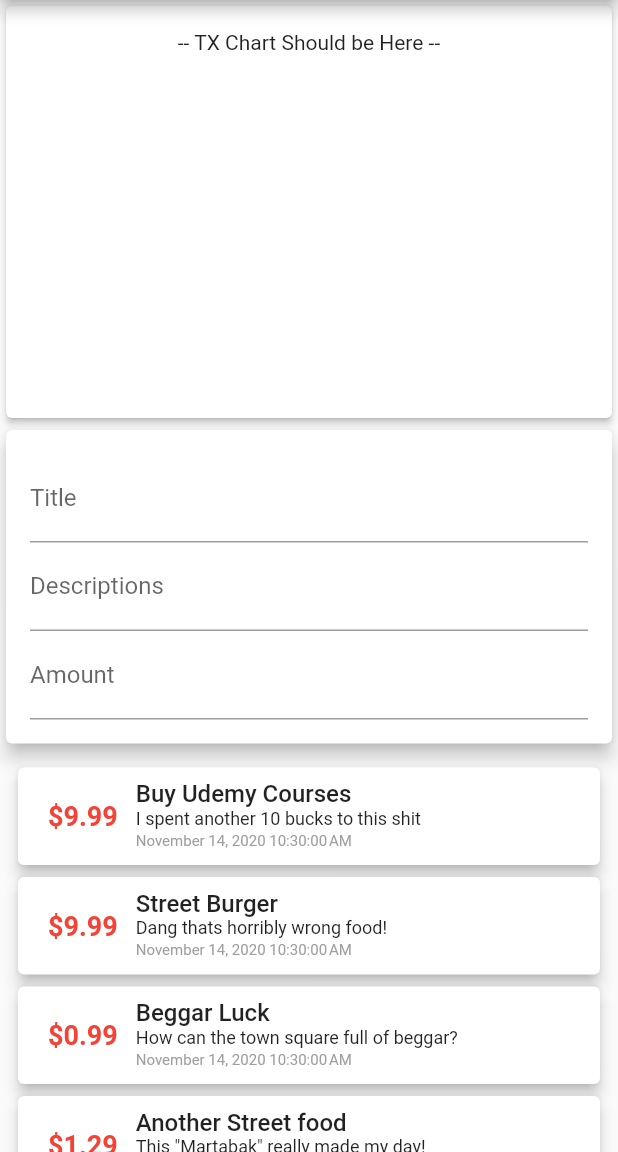
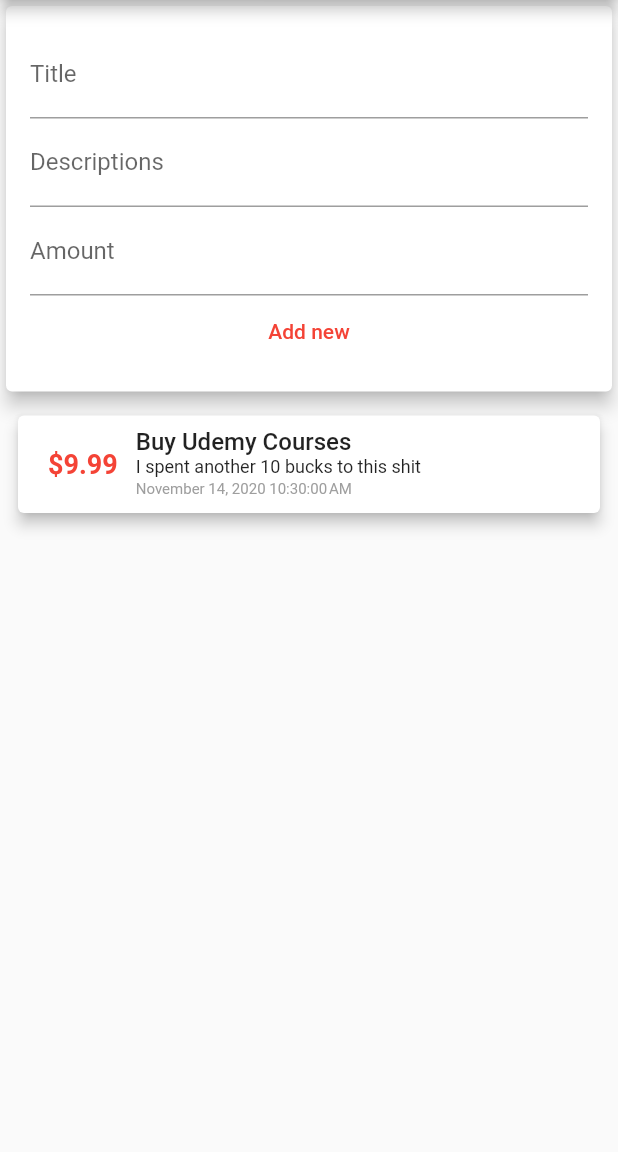
Before and after one commit to resqiar/How-Much-You-Spent-, a Flutter app: the screen it shows after launch, on a phone screen of 412 x 824 dp, the part 84-1236 px from its top. Run offline on Flutter 3.47's test engine with Material 2 defaults, Android fonts, the phone set to English and light mode, and no system bars.

Commit message:
Add New TX now available

```diff
--- a/lib/Container/TxHistoryManager.dart
+++ b/lib/Container/TxHistoryManager.dart
@@ -12,47 +12,61 @@ class _TxHistoryManagerState extends State<TxHistoryManager> {
   // DUMMY DATA
   final List<Transaction> _txHistory = [
     Transaction(
-      id: '89asdwz1Xz',
+      id: UniqueKey().toString(),
       title: 'Buy Udemy Courses',
       desc: 'I spent another 10 bucks to this shit',
       amount: 9.99,
       time: DateTime.now(),
     ),
-    Transaction(
-      id: '89asdwz1Xz',
-      title: 'Street Burger',
-      desc: 'Dang thats horribly wrong food!',
-      amount: 9.99,
-      time: DateTime.now(),
-    ),
-    Transaction(
-      id: '89asdwz1Xz',
-      title: 'Beggar Luck',
-      desc: 'How can the town square full of beggar?',
-      amount: 0.99,
-      time: DateTime.now(),
-    ),
-    Transaction(
-      id: '89asdwz1Xz',
-      title: 'Another Street food',
-      desc: 'This "Martabak" really made my day!',
-      amount: 1.29,
-      time: DateTime.now(),
-    ),
-    Transaction(
-      id: '89asdwz1Xz',
-      title: 'Indonesian "UBER"',
-      desc: 'Their green jacket looks awesome!',
-      amount: 1.69,
-      time: DateTime.now(),
-    ),
+    // Transaction(
+    //   id: UniqueKey().toString(),
+    //   title: 'Street Burger',
+    //   desc: 'Dang thats horribly wrong food!',
+    //   amount: 9.99,
+    //   time: DateTime.now(),
+    // ),
+    // Transaction(
+    //   id: UniqueKey().toString(),
+    //   title: 'Beggar Luck',
+    //   desc: 'How can the town square full of beggar?',
+    //   amount: 0.99,
+    //   time: DateTime.now(),
+    // ),
+    // Transaction(
+    //   id: UniqueKey().toString(),
+    //   title: 'Another Street food',
+    //   desc: 'This "Martabak" really made my day!',
+    //   amount: 1.29,
+    //   time: DateTime.now(),
+    // ),
+    // Transaction(
+    //   id: UniqueKey().toString(),
+    //   title: 'Indonesian "UBER"',
+    //   desc: 'Their green jacket looks awesome!',
+    //   amount: 1.69,
+    //   time: DateTime.now(),
+    // ),
   ]; // initiate dummy arrays
+
+  /// ! Method to save user data.
+  void _addNewTx(String txTitle, String txDesc, double txAmount) {
+    final newTx = Transaction(
+        id: UniqueKey().toString(),
+        title: txTitle,
+        desc: txDesc,
+        amount: txAmount,
+        time: DateTime.now());
+
+    setState(() {
+      _txHistory.add(newTx);
+    });
+  }
 
   @override
   Widget build(BuildContext context) {
     return Column(
       children: [
-        TxNew(),
+        TxNew(_addNewTx),
         TxList(_txHistory),
       ],
     );
--- a/lib/main.dart
+++ b/lib/main.dart
@@ -27,7 +27,7 @@ class HomePage extends StatelessWidget {
         ),
         body: Column(
           children: <Widget>[
-            TxChart(),
+            //TxChart(),
             TxHistoryManager(), // Manager to maintain History widget
           ],
         ));
--- a/lib/widgets/TxNew.dart
+++ b/lib/widgets/TxNew.dart
@@ -5,6 +5,11 @@ class TxNew extends StatelessWidget {
   final titleController = TextEditingController();
   final descController = TextEditingController();
   final amountController = TextEditingController();
+
+  // Function pointer from TxHistoryManager
+  final Function addTx;
+
+  TxNew(this.addTx); // constructor that called from TxHistorymanager
 
   @override
   Widget build(BuildContext context) {
@@ -17,12 +22,28 @@ class TxNew extends StatelessWidget {
             children: [
               TextField(
                 decoration: InputDecoration(labelText: 'Title'),
+                controller: titleController,
               ),
               TextField(
                 decoration: InputDecoration(labelText: 'Descriptions'),
+                controller: descController,
               ),
               TextField(
                 decoration: InputDecoration(labelText: 'Amount'),
+                controller: amountController,
+              ),
+              FlatButton(
+                onPressed: () {
+                  addTx(
+                    titleController.text,
+                    descController.text,
+                    double.parse(amountController.text),
+                  );
+                },
+                child: Text(
+                  'Add new',
+                  style: TextStyle(color: Colors.red),
+                ),
               )
             ],
           ),
```
